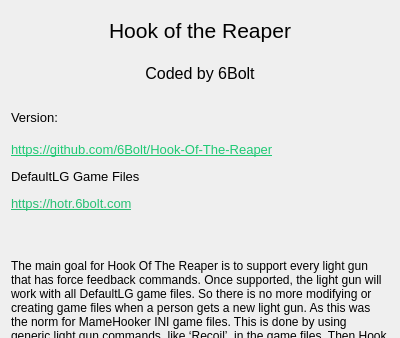
Old version of the form Windows/aboutWindow.ui in the repository 6Bolt/Hook-Of-The-Reaper; both pictures show x 0 to 400 and y 0 to 338 of the 400 by 508 pixel window.
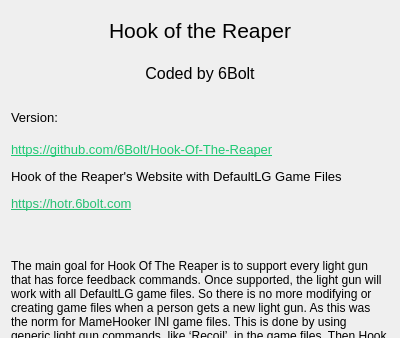
New version of the form.

Commit message: For HOTR v1.2.3 release. See notes for changes.

```diff
--- a/Windows/aboutWindow.ui
+++ b/Windows/aboutWindow.ui
@@ -64,7 +64,7 @@
       </font>
      </property>
      <property name="text">
-      <string>&lt;html&gt;&lt;head/&gt;&lt;body&gt;&lt;p&gt;&lt;a href=&quot;https://github.com/6Bolt/Hook-Of-The-Reaper&quot;&gt;&lt;span style=&quot; text-decoration: underline; color:#1ec974;&quot;&gt;https://github.com/6Bolt/Hook-Of-The-Reaper&lt;/span&gt;&lt;/a&gt;&lt;/p&gt;&lt;p&gt;&lt;span style=&quot; color:#000000;&quot;&gt;DefaultLG Game Files&lt;/span&gt;&lt;/p&gt;&lt;p&gt;&lt;a href=&quot;https://hotr.6bolt.com&quot;&gt;&lt;span style=&quot; text-decoration: underline; color:#27bf73;&quot;&gt;https://hotr.6bolt.com&lt;/span&gt;&lt;/a&gt;&lt;/p&gt;&lt;p&gt;&lt;br/&gt;&lt;/p&gt;&lt;/body&gt;&lt;/html&gt;</string>
+      <string>&lt;html&gt;&lt;head/&gt;&lt;body&gt;&lt;p&gt;&lt;a href=&quot;https://github.com/6Bolt/Hook-Of-The-Reaper&quot;&gt;&lt;span style=&quot; text-decoration: underline; color:#1ec974;&quot;&gt;https://github.com/6Bolt/Hook-Of-The-Reaper&lt;/span&gt;&lt;/a&gt;&lt;/p&gt;&lt;p&gt;&lt;span style=&quot; color:#000000;&quot;&gt;Hook of the Reaper's Website with DefaultLG Game Files&lt;/span&gt;&lt;/p&gt;&lt;p&gt;&lt;a href=&quot;https://hotr.6bolt.com&quot;&gt;&lt;span style=&quot; text-decoration: underline; color:#27bf73;&quot;&gt;https://hotr.6bolt.com&lt;/span&gt;&lt;/a&gt;&lt;/p&gt;&lt;p&gt;&lt;br/&gt;&lt;/p&gt;&lt;/body&gt;&lt;/html&gt;</string>
      </property>
     </widget>
    </item>
```
The commit also changes 24 other files.
